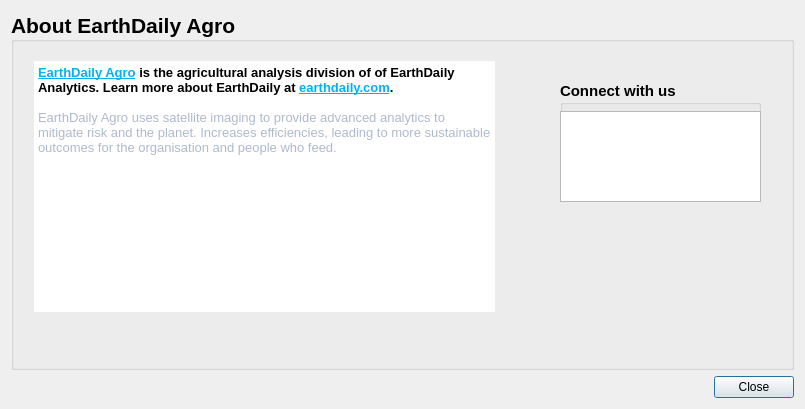
Old version of the form geosys/ui/templates/about_dialog_base.ui in the repository osundwajeff/qgis-plugin.
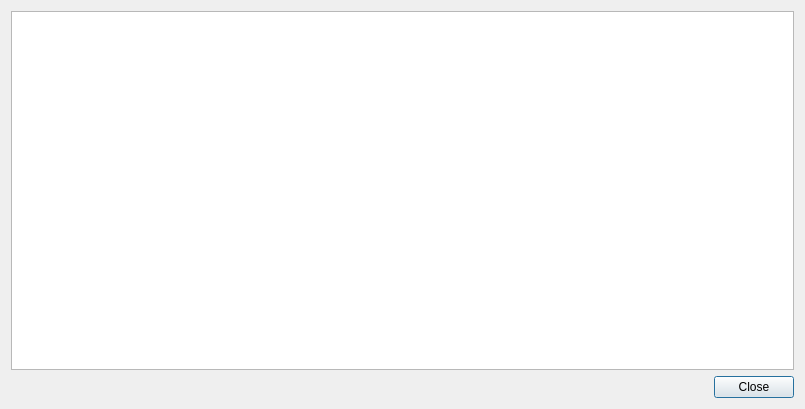
New version of the form.

Commit message: Update about dialog to use QTextBrowser instead of QtWebKitWidgets

Diff of the .ui file:
```diff
--- a/geosys/ui/templates/about_dialog_base.ui
+++ b/geosys/ui/templates/about_dialog_base.ui
@@ -31,82 +31,7 @@
     </widget>
    </item>
    <item row="0" column="0">
-    <widget class="QGroupBox" name="about_view">
-     <property name="font">
-      <font>
-       <pointsize>16</pointsize>
-       <weight>75</weight>
-       <bold>true</bold>
-      </font>
-     </property>
-     <property name="autoFillBackground">
-      <bool>false</bool>
-     </property>
-     <property name="title">
-      <string>About EarthDaily Agro</string>
-     </property>
-     <property name="alignment">
-      <set>Qt::AlignLeading|Qt::AlignLeft|Qt::AlignVCenter</set>
-     </property>
-     <widget class="QTextEdit" name="textEdit">
-      <property name="geometry">
-       <rect>
-        <x>23</x>
-        <y>50</y>
-        <width>461</width>
-        <height>251</height>
-       </rect>
-      </property>
-      <property name="frameShape">
-       <enum>QFrame::NoFrame</enum>
-      </property>
-      <property name="frameShadow">
-       <enum>QFrame::Plain</enum>
-      </property>
-      <property name="lineWidth">
-       <number>0</number>
-      </property>
-      <property name="html">
-       <string>&lt;!DOCTYPE HTML PUBLIC &quot;-//W3C//DTD HTML 4.0//EN&quot; &quot;http://www.w3.org/TR/REC-html40/strict.dtd&quot;&gt;
-&lt;html&gt;&lt;head&gt;&lt;meta name=&quot;qrichtext&quot; content=&quot;1&quot; /&gt;&lt;style type=&quot;text/css&quot;&gt;
-p, li { white-space: pre-wrap; }
-&lt;/style&gt;&lt;/head&gt;&lt;body style=&quot; font-family:'Noto Sans'; font-size:16pt; font-weight:600; font-style:normal;&quot;&gt;
-&lt;p style=&quot; margin-top:0px; margin-bottom:0px; margin-left:0px; margin-right:0px; -qt-block-indent:0; text-indent:0px;&quot;&gt;&lt;a href=&quot;https://earthdailyagro.com&quot;&gt;&lt;span style=&quot; font-size:10pt; text-decoration: underline; color:#00b2f4;&quot;&gt;EarthDaily Agro&lt;/span&gt;&lt;/a&gt;&lt;span style=&quot; font-size:10pt;&quot;&gt; is the agricultural analysis division of of EarthDaily Analytics. Learn more about EarthDaily at &lt;/span&gt;&lt;a href=&quot;https://earthdailyagro.com&quot;&gt;&lt;span style=&quot; font-size:10pt; text-decoration: underline; color:#00b2f4;&quot;&gt;earthdaily.com&lt;/span&gt;&lt;/a&gt;&lt;span style=&quot; font-size:10pt;&quot;&gt;.&lt;/span&gt;&lt;/p&gt;
-&lt;p style=&quot;-qt-paragraph-type:empty; margin-top:0px; margin-bottom:0px; margin-left:0px; margin-right:0px; -qt-block-indent:0; text-indent:0px; font-size:10pt; font-weight:400;&quot;&gt;&lt;br /&gt;&lt;/p&gt;
-&lt;p style=&quot; margin-top:0px; margin-bottom:0px; margin-left:0px; margin-right:0px; -qt-block-indent:0; text-indent:0px;&quot;&gt;&lt;span style=&quot; font-size:10pt; font-weight:400; color:#afb9cb;&quot;&gt;EarthDaily Agro uses satellite imaging to provide advanced analytics to mitigate risk and the planet. Increases efficiencies, leading to more sustainable outcomes for the organisation and people who feed.&lt;/span&gt;&lt;/p&gt;&lt;/body&gt;&lt;/html&gt;</string>
-      </property>
-     </widget>
-     <widget class="QGroupBox" name="groupBox">
-      <property name="geometry">
-       <rect>
-        <x>549</x>
-        <y>70</y>
-        <width>201</width>
-        <height>121</height>
-       </rect>
-      </property>
-      <property name="font">
-       <font>
-        <pointsize>11</pointsize>
-        <weight>75</weight>
-        <bold>true</bold>
-       </font>
-      </property>
-      <property name="title">
-       <string>Connect with us</string>
-      </property>
-      <widget class="QTextEdit" name="textEdit_2">
-       <property name="geometry">
-        <rect>
-         <x>0</x>
-         <y>30</y>
-         <width>201</width>
-         <height>91</height>
-        </rect>
-       </property>
-      </widget>
-     </widget>
-    </widget>
+    <widget class="QTextBrowser" name="about_text_browser"/>
    </item>
   </layout>
  </widget>
```
Left out of the diff: 2 changed lines with no effect on the pictures. The commit also changes 1 other file.
